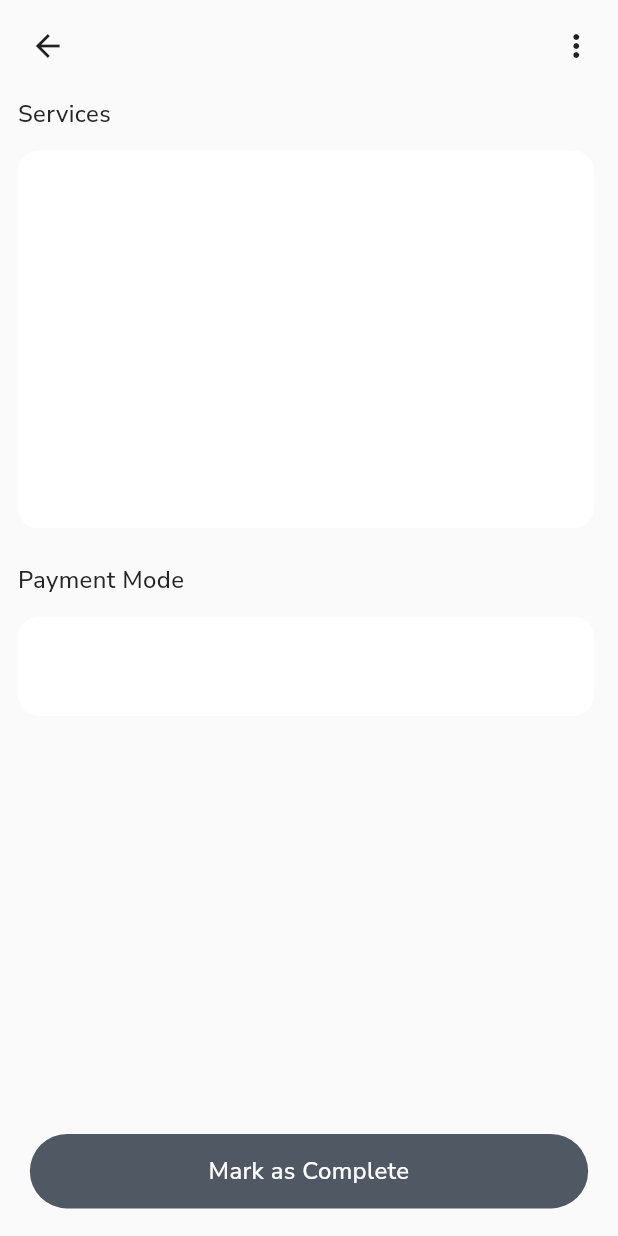
After one commit to Sabari-nath-p/slotitCo, a Flutter app: the screen it shows after launch, after a tap on "Appointment Date", on a phone screen of 412 x 824 dp. The commit adds this screen. Run offline on Flutter 3.47's test engine with Material 3 defaults, Android fonts, the phone set to English and light mode, and no system bars; our stand-ins replace flutter_screenutil, get, google_fonts.

Commit message:
appointment details card view created

```diff
--- /dev/null
+++ b/lib/AppointmentView/AppointmentViewScreen.dart
@@ -0,0 +1,69 @@
+import 'package:flutter/material.dart';
+import 'package:flutter/widgets.dart';
+import 'package:flutter_screenutil/flutter_screenutil.dart';
+import 'package:sloti_co/AppointmentView/views/AppointmentDetailsCard.dart';
+import 'package:sloti_co/AppointmentView/views/PaymentMenuCard.dart';
+import 'package:sloti_co/HomeScreen/views/appointmentListCard.dart';
+import 'package:sloti_co/src/CAppbar.dart';
+import 'package:sloti_co/src/appButtons.dart';
+import 'package:sloti_co/src/appText.dart';
+
+import '../src/utils.dart';
+
+class AppointmentViewScreen extends StatelessWidget {
+  const AppointmentViewScreen({super.key});
+
+  @override
+  Widget build(BuildContext context) {
+    return Scaffold(
+        backgroundColor: Color(0xffFAFAFA),
+        body: SafeArea(
+            child: Column(children: [
+          CAppBar(
+            ScreenName: "Appointment View",
+          ),
+          SpacerH(30.h),
+          Expanded(
+              child: Stack(
+            children: [
+              Positioned(
+                top: 0,
+                right: 0,
+                left: 0,
+                bottom: 0,
+                child: SingleChildScrollView(
+                  child: Padding(
+                    padding: EdgeInsets.symmetric(horizontal: 12.w),
+                    child: Column(
+                      crossAxisAlignment: CrossAxisAlignment.start,
+                      children: [
+                        appText.primaryText(
+                            text: "Services",
+                            fontSize: 16.sp,
+                            fontWeight: FontWeight.w500),
+                        SpacerH(14.h),
+                        AppontmentDetailsCard(),
+                        SpacerH(25.h),
+                        appText.primaryText(
+                            text: "Payment Mode",
+                            fontSize: 16.sp,
+                            fontWeight: FontWeight.w500),
+                        SpacerH(14.h),
+                        PaymentMenuCard()
+
+                        // code here
+                      ],
+                    ),
+                  ),
+                ),
+              ),
+              Positioned(
+                  bottom: 20.h,
+                  left: 20.w,
+                  right: 20.w,
+                  child: appButton.PrimaryButton(name: "Mark as Complete"))
+            ],
+          ))
+        ])));
+  }
+}
--- /dev/null
+++ b/lib/AppointmentView/views/AppointmentDetailsCard.dart
@@ -0,0 +1,20 @@
+import 'package:flutter/material.dart';
+import 'package:flutter/widgets.dart';
+import 'package:flutter_screenutil/flutter_screenutil.dart';
+import 'package:sloti_co/main.dart';
+
+class AppontmentDetailsCard extends StatelessWidget {
+  AppontmentDetailsCard({super.key});
+
+  @override
+  Widget build(BuildContext context) {
+    return Container(
+      height: 274.h,
+      width: 386.w,
+      padding: EdgeInsets.all(14.w),
+    //  margin: EdgeInsets.symmetric(horizontal: 12.w),
+      decoration: BoxDecoration(
+          borderRadius: BorderRadius.circular(14), color: Colors.white),
+    );
+  }
+}
--- /dev/null
+++ b/lib/AppointmentView/views/PaymentMenuCard.dart
@@ -0,0 +1,23 @@
+import 'package:flutter/material.dart';
+import 'package:flutter/widgets.dart';
+import 'package:flutter_screenutil/flutter_screenutil.dart';
+import 'package:sloti_co/main.dart';
+
+class PaymentMenuCard extends StatelessWidget {
+  const PaymentMenuCard({super.key});
+
+  @override
+  Widget build(BuildContext context) {
+    return Container(
+      width: 386.w,
+      height: 72.h,
+      padding: EdgeInsets.all(14.w),
+      // margin: EdgeInsets.symmetric(horizontal: 12.w),
+      decoration: BoxDecoration(
+          borderRadius: BorderRadius.circular(14), color: Colors.white),
+      child: Row(
+        children: [],
+      ),
+    );
+  }
+}
--- a/lib/HomeScreen/views/appointmentListCard.dart
+++ b/lib/HomeScreen/views/appointmentListCard.dart
@@ -1,5 +1,7 @@
 import 'package:flutter/material.dart';
 import 'package:flutter_screenutil/flutter_screenutil.dart';
+import 'package:get/route_manager.dart';
+import 'package:sloti_co/AppointmentView/AppointmentViewScreen.dart';
 import 'package:sloti_co/main.dart';
 import 'package:sloti_co/src/appText.dart';
 import 'package:sloti_co/src/utils.dart';
@@ -11,7 +13,12 @@ class Appointmentlistcard extends StatelessWidget {
 
   @override
   Widget build(BuildContext context) {
-    return Container(
+    return InkWell(
+      onTap: () {
+        Get.to(() => AppointmentViewScreen(),
+            transition: Transition.rightToLeft);
+      },
+      child: Container(
         width: 386.w,
         padding: EdgeInsets.all(14),
         margin: EdgeInsets.only(bottom: 8.h),
@@ -71,6 +78,7 @@ class Appointmentlistcard extends StatelessWidget {
             ),
           ],
         ),
+      ),
     );
   }
 }
```
Lines whose indentation alone changed are shown as unchanged.
